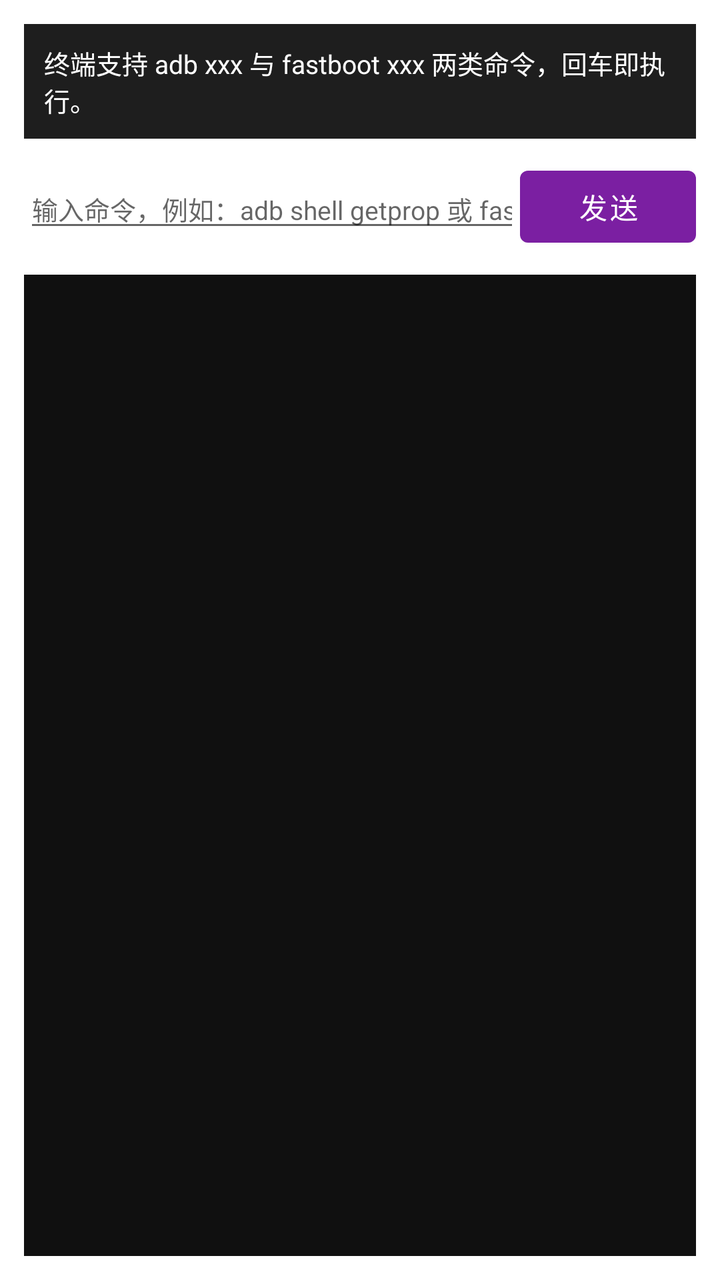
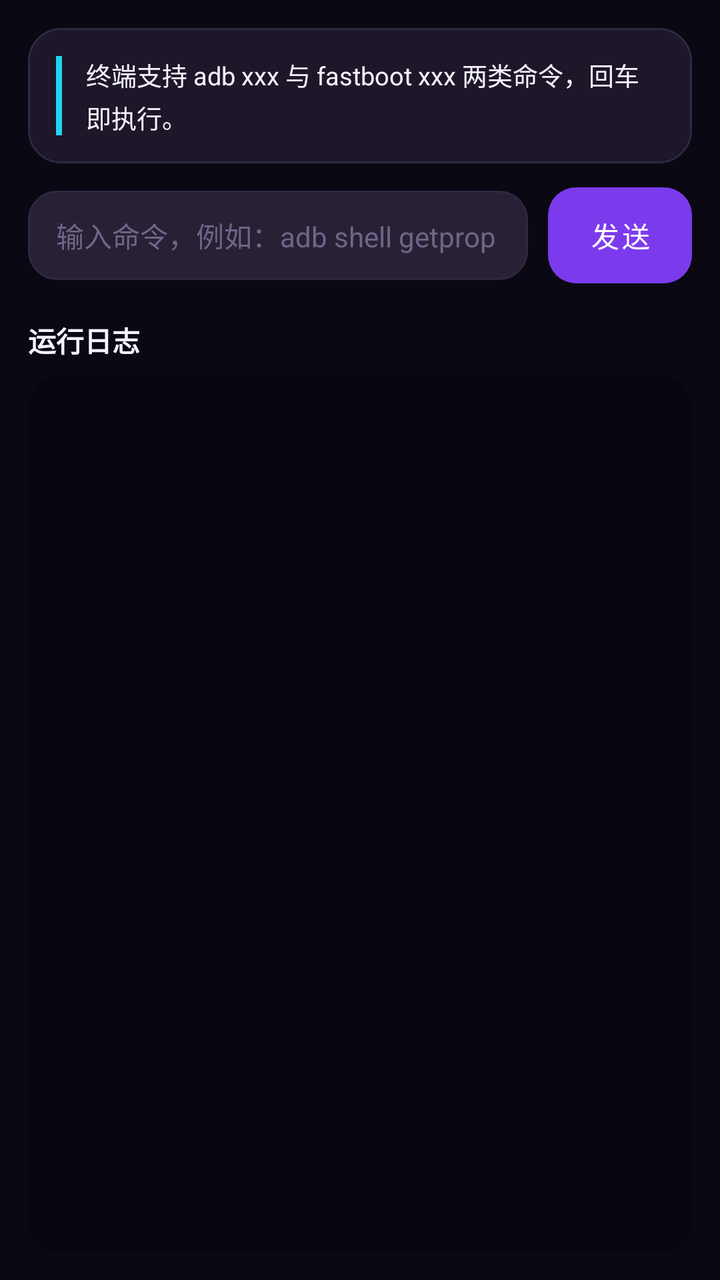

Two renders of the same Android screen: before a commit and after it. Below are the layout's source before the change and the commit's diff.
<!-- AndroidManifest.xml: application theme Theme.VioletToolBox -->
<!-- res/layout/activity_terminal.xml -->
<?xml version="1.0" encoding="utf-8"?>
<LinearLayout xmlns:android="http://schemas.android.com/apk/res/android"
    android:layout_width="match_parent"
    android:layout_height="match_parent"
    android:orientation="vertical"
    android:padding="12dp">

    <TextView
        android:id="@+id/tv_status"
        android:layout_width="match_parent"
        android:layout_height="wrap_content"
        android:background="#1E1E1E"
        android:padding="10dp"
        android:text="@string/term_tip"
        android:textColor="#FFFFFF"
        android:textSize="13sp" />

    <LinearLayout
        android:layout_width="match_parent"
        android:layout_height="wrap_content"
        android:layout_marginTop="10dp"
        android:orientation="horizontal">

        <androidx.appcompat.widget.AppCompatEditText
            android:id="@+id/et_command"
            android:layout_width="0dp"
            android:layout_height="wrap_content"
            android:layout_weight="1"
            android:hint="@string/term_hint"
            android:imeOptions="actionSend"
            android:singleLine="true"
            android:textColor="#FFFFFF"
            android:textSize="13sp" />

        <com.google.android.material.button.MaterialButton
            android:id="@+id/btn_send"
            android:layout_width="wrap_content"
            android:layout_height="wrap_content"
            android:text="@string/term_send" />
    </LinearLayout>

    <ScrollView
        android:id="@+id/log_scroll"
        android:layout_width="match_parent"
        android:layout_height="0dp"
        android:layout_marginTop="10dp"
        android:layout_weight="1"
        android:background="@color/log_bg"
        android:padding="6dp">

        <TextView
            android:id="@+id/tv_log"
            android:layout_width="match_parent"
            android:layout_height="wrap_content"
            android:textColor="@color/log_text"
            android:textSize="11sp"
            android:typeface="monospace" />
    </ScrollView>

</LinearLayout>
<!-- resources referenced by this layout -->
<resources>
  <color name="log_bg">#FF101010</color>
  <color name="log_text">#FF9BE89B</color>
  <style name="Theme.VioletToolBox" parent="Theme.MaterialComponents.DayNight.NoActionBar">
          <item name="colorPrimary">@color/violet_primary</item>
          <item name="colorPrimaryDark">@color/violet_primary_dark</item>
          <item name="colorAccent">@color/violet_accent</item>
          <item name="android:windowNoTitle">true</item>
          <item name="android:textColorPrimary">@color/white</item>
      </style>
  <color name="violet_primary">#7B1FA2</color>
  <color name="violet_primary_dark">#4A0072</color>
  <color name="violet_accent">#CE93D8</color>
  <!-- unchanged entries left out for length: 4 -->
</resources>

<!-- the commit's change to res/layout/activity_terminal.xml (unified diff, before → after) -->
@@ -1,57 +1,94 @@
 <?xml version="1.0" encoding="utf-8"?>
 <LinearLayout xmlns:android="http://schemas.android.com/apk/res/android"
+    xmlns:app="http://schemas.android.com/apk/res-auto"
     android:layout_width="match_parent"
     android:layout_height="match_parent"
-    android:orientation="vertical"
-    android:padding="12dp">
-
-    <TextView
-        android:id="@+id/tv_status"
-        android:layout_width="match_parent"
-        android:layout_height="wrap_content"
-        android:background="#1E1E1E"
-        android:padding="10dp"
-        android:text="@string/term_tip"
-        android:textColor="#FFFFFF"
-        android:textSize="13sp" />
+    android:background="@color/bg_base"
+    android:orientation="vertical">
 
     <LinearLayout
         android:layout_width="match_parent"
         android:layout_height="wrap_content"
-        android:layout_marginTop="10dp"
+        android:layout_marginStart="14dp"
+        android:layout_marginTop="14dp"
+        android:layout_marginEnd="14dp"
+        android:background="@drawable/bg_panel_status"
+        android:orientation="horizontal"
+        android:padding="14dp">
+
+        <View
+            android:layout_width="3dp"
+            android:layout_height="match_parent"
+            android:background="@color/violet_accent" />
+
+        <TextView
+            android:id="@+id/tv_status"
+            android:layout_width="match_parent"
+            android:layout_height="wrap_content"
+            android:layout_marginStart="12dp"
+            android:lineSpacingExtra="3dp"
+            android:text="@string/term_tip"
+            android:textColor="@color/text_primary"
+            android:textSize="12.5sp" />
+    </LinearLayout>
+
+    <LinearLayout
+        android:layout_width="match_parent"
+        android:layout_height="wrap_content"
+        android:layout_marginStart="14dp"
+        android:layout_marginTop="12dp"
+        android:layout_marginEnd="14dp"
+        android:gravity="center_vertical"
         android:orientation="horizontal">
 
         <androidx.appcompat.widget.AppCompatEditText
             android:id="@+id/et_command"
+            style="@style/VioletEditText"
             android:layout_width="0dp"
             android:layout_height="wrap_content"
+            android:layout_marginEnd="10dp"
             android:layout_weight="1"
+            android:background="@drawable/bg_edittext"
             android:hint="@string/term_hint"
             android:imeOptions="actionSend"
-            android:singleLine="true"
-            android:textColor="#FFFFFF"
-            android:textSize="13sp" />
+            android:singleLine="true" />
 
         <com.google.android.material.button.MaterialButton
             android:id="@+id/btn_send"
             android:layout_width="wrap_content"
-            android:layout_height="wrap_content"
-            android:text="@string/term_send" />
+            android:layout_height="48dp"
+            android:insetTop="0dp"
+            android:insetBottom="0dp"
+            android:minWidth="72dp"
+            android:text="@string/term_send"
+            android:textAllCaps="false"
+            android:textColor="@color/white"
+            app:cornerRadius="14dp"
+            app:backgroundTint="@color/violet_primary_dark" />
     </LinearLayout>
+
+    <TextView
+        style="@style/SectionTitle"
+        android:layout_marginStart="14dp"
+        android:layout_marginEnd="14dp"
+        android:text="@string/log_title" />
 
     <ScrollView
         android:id="@+id/log_scroll"
         android:layout_width="match_parent"
         android:layout_height="0dp"
-        android:layout_marginTop="10dp"
+        android:layout_marginStart="14dp"
+        android:layout_marginEnd="14dp"
+        android:layout_marginBottom="14dp"
         android:layout_weight="1"
-        android:background="@color/log_bg"
-        android:padding="6dp">
+        android:background="@drawable/bg_log_panel"
+        android:padding="12dp">
 
         <TextView
             android:id="@+id/tv_log"
             android:layout_width="match_parent"
             android:layout_height="wrap_content"
+            android:lineSpacingExtra="2dp"
             android:textColor="@color/log_text"
             android:textSize="11sp"
             android:typeface="monospace" />
<!-- resource entries referenced after the edit -->
@@ -1,17 +1,100 @@
 <!-- resources referenced by this layout -->
 <resources>
-  <color name="log_bg">#FF101010</color>
-  <color name="log_text">#FF9BE89B</color>
+  <color name="bg_base">#FF0A0812</color>
+  <color name="log_bg">#FF07050D</color>
+  <color name="bg_card">#FF1D1729</color>
+  <color name="text_hint">#FF6E6688</color>
+  <color name="log_text">#FF8FE3A6</color>
+  <color name="text_primary">#FFF5F2FB</color>
   <style name="Theme.VioletToolBox" parent="Theme.MaterialComponents.DayNight.NoActionBar">
           <item name="colorPrimary">@color/violet_primary</item>
-          <item name="colorPrimaryDark">@color/violet_primary_dark</item>
+          <item name="colorPrimaryDark">@color/bg_base</item>
           <item name="colorAccent">@color/violet_accent</item>
+          <item name="colorSecondary">@color/violet_accent</item>
+          <item name="android:windowBackground">@color/bg_base</item>
+          <item name="android:statusBarColor">@color/bg_base</item>
+          <item name="android:navigationBarColor">@color/bg_base</item>
           <item name="android:windowNoTitle">true</item>
-          <item name="android:textColorPrimary">@color/white</item>
+          <item name="android:windowLightStatusBar">false</item>
+          <item name="android:textColorPrimary">@color/text_primary</item>
+          <item name="android:textColorSecondary">@color/text_secondary</item>
+          <item name="android:colorEdgeEffect">@color/violet_primary</item>
+          <item name="alertDialogTheme">@style/VioletDialog</item>
+          <item name="materialAlertDialogTheme">@style/VioletDialog</item>
+          <item name="android:editTextColor">@color/text_primary</item>
       </style>
-  <color name="violet_primary">#7B1FA2</color>
-  <color name="violet_primary_dark">#4A0072</color>
-  <color name="violet_accent">#CE93D8</color>
+  <color name="bg_card_highlight">#FF282035</color>
+  <color name="divider">#FF302840</color>
+  <color name="violet_primary">#FFA855F7</color>
+  <color name="text_secondary">#FFA79FBE</color>
+  <style name="VioletDialog" parent="ThemeOverlay.MaterialComponents.DayNight.Dialog.Alert">
+          <item name="android:background">@drawable/bg_dialog</item>
+          <item name="android:windowBackground">@drawable/bg_dialog</item>
+          <item name="android:textColorPrimary">@color/text_primary</item>
+          <item name="colorPrimary">@color/violet_primary</item>
+          <item name="colorAccent">@color/violet_accent</item>
+      </style>
+  <!-- drawable bg_dialog (drawable) -->
+  <?xml version="1.0" encoding="utf-8"?>
+  <shape xmlns:android="http://schemas.android.com/apk/res/android"
+      android:shape="rectangle">
+      <solid android:color="@color/bg_card" />
+      <corners android:radius="20dp" />
+      <stroke
+          android:width="1dp"
+          android:color="@color/divider" />
+  </shape>
+  <color name="violet_primary_dark">#FF7C3AED</color>
+  <!-- drawable bg_edittext (drawable) -->
+  <?xml version="1.0" encoding="utf-8"?>
+  <shape xmlns:android="http://schemas.android.com/apk/res/android"
+      android:shape="rectangle">
+      <solid android:color="@color/bg_card_highlight" />
+      <corners android:radius="14dp" />
+      <stroke
+          android:width="1dp"
+          android:color="@color/divider" />
+  </shape>
+  <!-- drawable bg_log_panel (drawable) -->
+  <?xml version="1.0" encoding="utf-8"?>
+  <shape xmlns:android="http://schemas.android.com/apk/res/android"
+      android:shape="rectangle">
+      <solid android:color="@color/log_bg" />
+      <corners android:radius="16dp" />
+  </shape>
+  <!-- drawable bg_panel_status (drawable) -->
+  <?xml version="1.0" encoding="utf-8"?>
+  <shape xmlns:android="http://schemas.android.com/apk/res/android"
+      android:shape="rectangle">
+      <solid android:color="@color/bg_card" />
+      <corners android:radius="16dp" />
+      <stroke
+          android:width="1dp"
+          android:color="@color/divider" />
+  </shape>
+  <string name="log_title">运行日志</string>
+  <style name="SectionTitle">
+          <item name="android:layout_width">wrap_content</item>
+          <item name="android:layout_height">wrap_content</item>
+          <item name="android:layout_marginTop">18dp</item>
+          <item name="android:layout_marginBottom">8dp</item>
+          <item name="android:textColor">@color/text_primary</item>
+          <item name="android:textSize">14sp</item>
+          <item name="android:textStyle">bold</item>
+      </style>
+  <style name="VioletEditText">
+          <item name="android:layout_width">match_parent</item>
+          <item name="android:layout_height">wrap_content</item>
+          <item name="android:background">@drawable/bg_edittext</item>
+          <item name="android:paddingStart">14dp</item>
+          <item name="android:paddingEnd">14dp</item>
+          <item name="android:paddingTop">12dp</item>
+          <item name="android:paddingBottom">12dp</item>
+          <item name="android:textColor">@color/text_primary</item>
+          <item name="android:textColorHint">@color/text_hint</item>
+          <item name="android:textSize">14sp</item>
+      </style>
+  <color name="violet_accent">#FF22D3EE</color>
   <!-- unchanged entries left out for length: 4 -->
 </resources>
 
